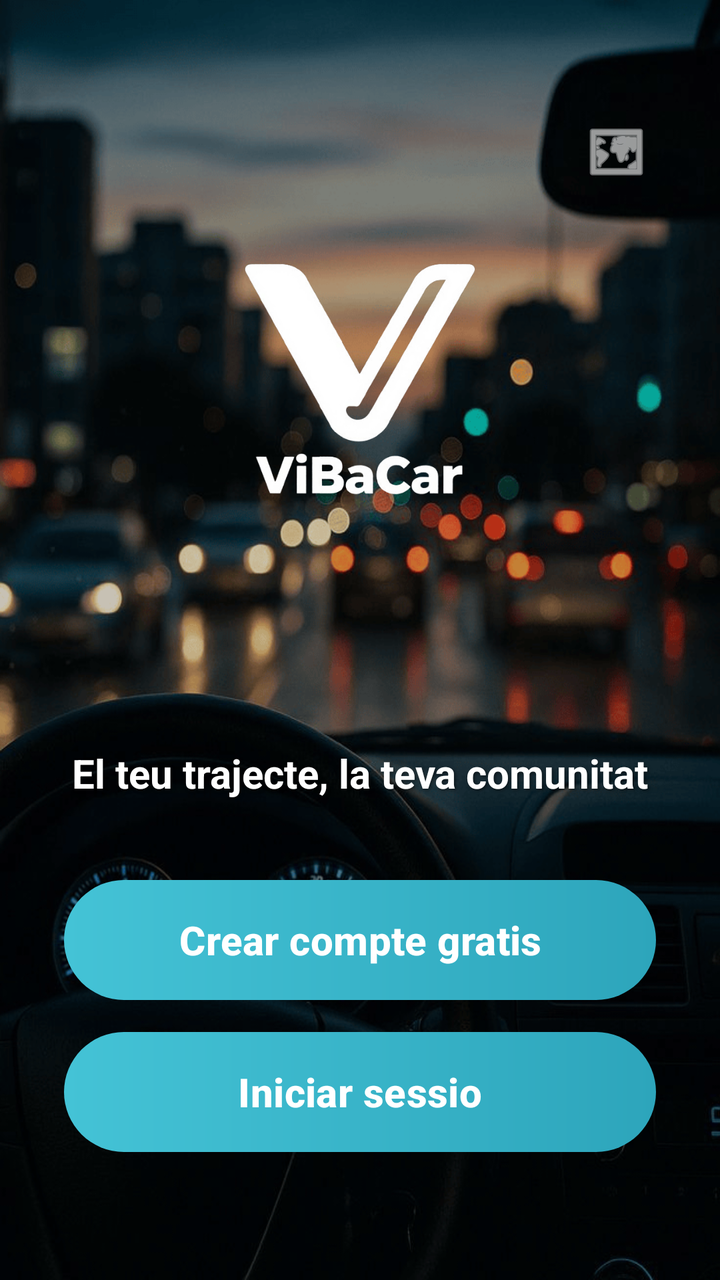
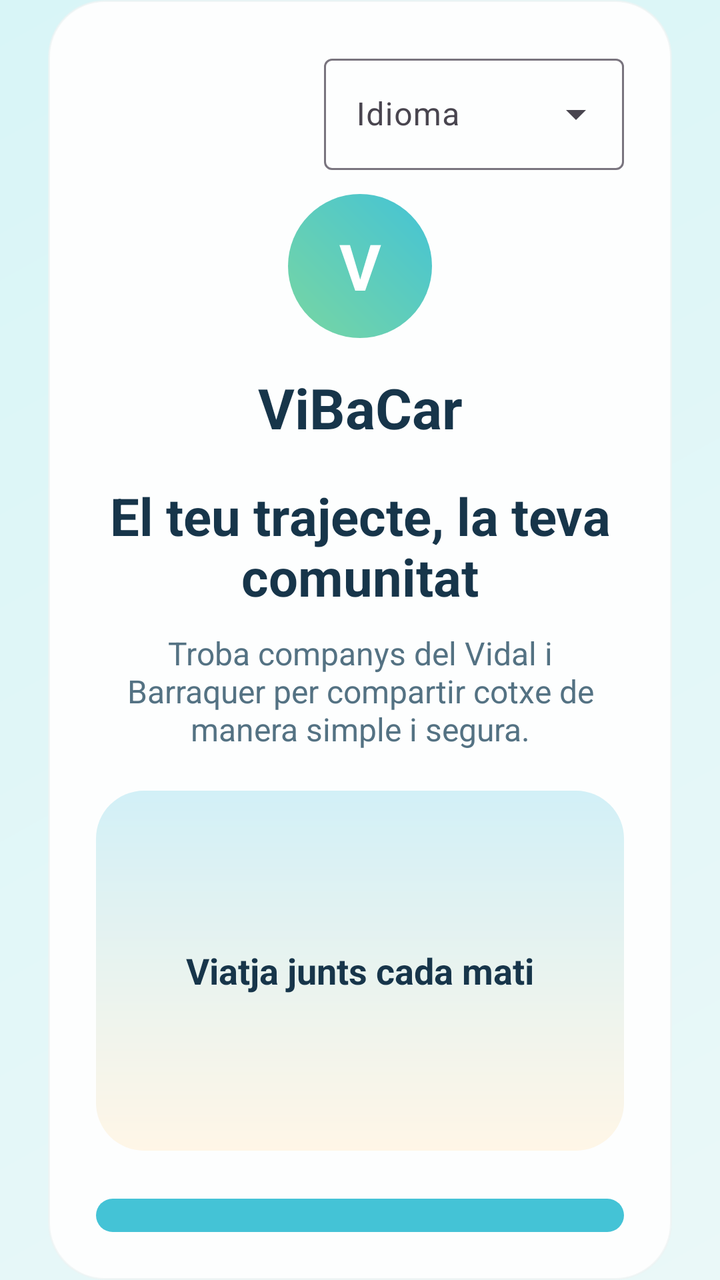

Two renders of the same Android screen: before a commit and after it. Below are the layout's source before the change and the commit's diff.
<!-- AndroidManifest.xml: application theme Theme.ViBaCar -->
<!-- res/layout/activity_pantalla_benvinguda.xml -->
<?xml version="1.0" encoding="utf-8"?>
<androidx.constraintlayout.widget.ConstraintLayout xmlns:android="http://schemas.android.com/apk/res/android"
    xmlns:app="http://schemas.android.com/apk/res-auto"
    android:layout_width="match_parent"
    android:layout_height="match_parent"
    android:background="@drawable/pantalla_benvinguda">

    
    <View
        android:layout_width="match_parent"
        android:layout_height="match_parent"
        android:background="#33000000" />

    
    <ImageButton
        android:id="@+id/botoIdioma"
        android:layout_width="56dp"
        android:layout_height="56dp"
        android:layout_marginTop="48dp"
        android:layout_marginEnd="24dp"
        android:background="?attr/selectableItemBackgroundBorderless"
        android:contentDescription="@string/selecciona_idioma"
        android:padding="12dp"
        android:scaleType="fitCenter"
        android:src="@android:drawable/ic_menu_mapmode"
        app:layout_constraintEnd_toEndOf="parent"
        app:layout_constraintTop_toTopOf="parent"
        app:tint="@color/color_text_clar" />

    
    <ImageView
        android:id="@+id/imgLogo"
        android:layout_width="140dp"
        android:layout_height="140dp"
        android:layout_marginTop="120dp"
        android:contentDescription="@string/app_name"
        android:src="@drawable/logo"
        app:layout_constraintEnd_toEndOf="parent"
        app:layout_constraintStart_toStartOf="parent"
        app:layout_constraintTop_toTopOf="parent" />

    
    <LinearLayout
        android:id="@+id/contenidorPrincipal"
        android:layout_width="0dp"
        android:layout_height="wrap_content"
        android:layout_marginHorizontal="32dp"
        android:layout_marginBottom="64dp"
        android:orientation="vertical"
        app:layout_constraintBottom_toBottomOf="parent"
        app:layout_constraintEnd_toEndOf="parent"
        app:layout_constraintStart_toStartOf="parent">

        <TextView
            android:id="@+id/txtBenvinguda"
            android:layout_width="match_parent"
            android:layout_height="wrap_content"
            android:layout_marginBottom="40dp"
            android:gravity="center"
            android:text="@string/benvinguda_titol"
            android:textColor="@color/color_text_clar"
            android:textSize="20sp"
            android:textStyle="bold"
            android:shadowColor="#80000000"
            android:shadowDx="2"
            android:shadowDy="2"
            android:shadowRadius="4"/>

        <com.google.android.material.button.MaterialButton
            android:id="@+id/botoCrearCompte"
            android:layout_width="match_parent"
            android:layout_height="60dp"
            android:background="@drawable/fons_boto_principal"
            android:text="@string/boto_crear_compte_gratis"
            android:textAllCaps="false"
            android:textColor="@color/color_text_clar"
            android:textSize="20sp"
            android:textStyle="bold"
            app:backgroundTint="@null" />

        <com.google.android.material.button.MaterialButton
            android:id="@+id/botoIniciarSessio"
            android:layout_width="match_parent"
            android:layout_height="60dp"
            android:layout_marginTop="16dp"
            android:background="@drawable/fons_boto_principal"
            android:text="@string/boto_iniciar_sessio"
            android:textAllCaps="false"
            android:textColor="@color/color_text_clar"
            android:textSize="20sp"
            android:textStyle="bold"
            app:backgroundTint="@null" />

    </LinearLayout>

</androidx.constraintlayout.widget.ConstraintLayout>
<!-- resources referenced by this layout -->
<resources>
  <color name="color_text_clar">#FFFFFF</color>
  <!-- drawable fons_boto_principal (drawable) -->
  <?xml version="1.0" encoding="utf-8"?>
  <shape xmlns:android="http://schemas.android.com/apk/res/android">
      <gradient
          android:angle="0"
          android:endColor="@color/color_principal_fosc"
          android:startColor="@color/color_principal" />
      <corners android:radius="30dp" />
  </shape>
  <!-- drawable logo: png bitmap (drawable, 84299 bytes) -->
  <!-- drawable pantalla_benvinguda: png bitmap (drawable, 237245 bytes) -->
  <string name="app_name">ViBaCar</string>
  <string name="benvinguda_titol">El teu trajecte, la teva comunitat</string>
  <string name="boto_crear_compte_gratis">Crear compte gratis</string>
  <string name="boto_iniciar_sessio">Iniciar sessio</string>
  <string name="selecciona_idioma">Idioma</string>
  <style name="Theme.ViBaCar" parent="Base.Theme.ViBaCar" />
  <color name="color_principal_fosc">#2DA5BB</color>
  <color name="color_principal">#44C3D6</color>
  <style name="Base.Theme.ViBaCar" parent="Theme.Material3.Light.NoActionBar">
          <item name="colorPrimary">@color/color_principal</item>
          <item name="colorOnPrimary">@color/color_text_clar</item>
          <item name="colorSecondary">@color/color_secundari</item>
          <item name="android:statusBarColor">@android:color/transparent</item>
          <item name="android:navigationBarColor">@color/color_fons</item>
          <item name="android:windowLightStatusBar">true</item>
          <item name="android:windowBackground">@color/color_fons</item>
      </style>
  <color name="color_secundari">#78D6A2</color>
  <color name="color_fons">#EAF8F8</color>
</resources>

<!-- the commit's change to res/layout/activity_pantalla_benvinguda.xml (unified diff, before → after) -->
@@ -3,94 +3,107 @@
     xmlns:app="http://schemas.android.com/apk/res-auto"
     android:layout_width="match_parent"
     android:layout_height="match_parent"
-    android:background="@drawable/pantalla_benvinguda">
+    android:background="@drawable/fons_pantalla">
 
-    
-    <View
-        android:layout_width="match_parent"
-        android:layout_height="match_parent"
-        android:background="#33000000" />
-
-    
-    <ImageButton
-        android:id="@+id/botoIdioma"
-        android:layout_width="56dp"
-        android:layout_height="56dp"
-        android:layout_marginTop="48dp"
-        android:layout_marginEnd="24dp"
-        android:background="?attr/selectableItemBackgroundBorderless"
-        android:contentDescription="@string/selecciona_idioma"
-        android:padding="12dp"
-        android:scaleType="fitCenter"
-        android:src="@android:drawable/ic_menu_mapmode"
-        app:layout_constraintEnd_toEndOf="parent"
-        app:layout_constraintTop_toTopOf="parent"
-        app:tint="@color/color_text_clar" />
-
-    
-    <ImageView
-        android:id="@+id/imgLogo"
-        android:layout_width="140dp"
-        android:layout_height="140dp"
-        android:layout_marginTop="120dp"
-        android:contentDescription="@string/app_name"
-        android:src="@drawable/logo"
-        app:layout_constraintEnd_toEndOf="parent"
-        app:layout_constraintStart_toStartOf="parent"
-        app:layout_constraintTop_toTopOf="parent" />
-
-    
     <LinearLayout
         android:id="@+id/contenidorPrincipal"
         android:layout_width="0dp"
         android:layout_height="wrap_content"
-        android:layout_marginHorizontal="32dp"
-        android:layout_marginBottom="64dp"
+        android:layout_margin="24dp"
+        android:background="@drawable/fons_targeta"
+        android:elevation="8dp"
         android:orientation="vertical"
+        android:padding="24dp"
         app:layout_constraintBottom_toBottomOf="parent"
         app:layout_constraintEnd_toEndOf="parent"
-        app:layout_constraintStart_toStartOf="parent">
+        app:layout_constraintStart_toStartOf="parent"
+        app:layout_constraintTop_toTopOf="parent">
+
+        <com.google.android.material.textfield.TextInputLayout
+            android:id="@+id/layoutIdioma"
+            style="@style/Widget.Material3.TextInputLayout.OutlinedBox.ExposedDropdownMenu"
+            android:layout_width="150dp"
+            android:layout_height="wrap_content"
+            android:layout_gravity="end"
+            android:hint="@string/selecciona_idioma">
+
+            <com.google.android.material.textfield.MaterialAutoCompleteTextView
+                android:id="@+id/campIdioma"
+                android:layout_width="match_parent"
+                android:layout_height="wrap_content"
+                android:inputType="none" />
+        </com.google.android.material.textfield.TextInputLayout>
 
         <TextView
-            android:id="@+id/txtBenvinguda"
+            android:id="@+id/txtLogo"
+            android:layout_width="72dp"
+            android:layout_height="72dp"
+            android:layout_gravity="center_horizontal"
+            android:layout_marginTop="12dp"
+            android:background="@drawable/fons_avatar"
+            android:gravity="center"
+            android:text="V"
+            android:textColor="@color/color_text_clar"
+            android:textSize="32sp"
+            android:textStyle="bold" />
+
+        <TextView
             android:layout_width="match_parent"
             android:layout_height="wrap_content"
-            android:layout_marginBottom="40dp"
+            android:layout_marginTop="16dp"
+            android:gravity="center"
+            android:text="@string/nom_marca"
+            android:textColor="@color/color_text_principal"
+            android:textSize="28sp"
+            android:textStyle="bold" />
+
+        <TextView
+            android:layout_width="match_parent"
+            android:layout_height="wrap_content"
+            android:layout_marginTop="18dp"
             android:gravity="center"
             android:text="@string/benvinguda_titol"
-            android:textColor="@color/color_text_clar"
-            android:textSize="20sp"
-            android:textStyle="bold"
-            android:shadowColor="#80000000"
-            android:shadowDx="2"
-            android:shadowDy="2"
-            android:shadowRadius="4"/>
+            android:textColor="@color/color_text_principal"
+            android:textSize="26sp"
+            android:textStyle="bold" />
+
+        <TextView
+            android:layout_width="match_parent"
+            android:layout_height="wrap_content"
+            android:layout_marginTop="10dp"
+            android:gravity="center"
+            android:text="@string/benvinguda_subtitol"
+            android:textColor="@color/color_text_secundari"
+            android:textSize="16sp" />
+
+        <TextView
+            android:layout_width="match_parent"
+            android:layout_height="180dp"
+            android:layout_marginTop="20dp"
+            android:background="@drawable/fons_mapa"
+            android:gravity="center"
+            android:text="@string/benvinguda_ilustracio"
+            android:textColor="@color/color_text_principal"
+            android:textSize="18sp"
+            android:textStyle="bold" />
 
         <com.google.android.material.button.MaterialButton
             android:id="@+id/botoCrearCompte"
             android:layout_width="match_parent"
-            android:layout_height="60dp"
+            android:layout_height="wrap_content"
+            android:layout_marginTop="24dp"
             android:background="@drawable/fons_boto_principal"
             android:text="@string/boto_crear_compte_gratis"
-            android:textAllCaps="false"
-            android:textColor="@color/color_text_clar"
-            android:textSize="20sp"
-            android:textStyle="bold"
-            app:backgroundTint="@null" />
+            android:textColor="@color/color_text_clar" />
 
         <com.google.android.material.button.MaterialButton
             android:id="@+id/botoIniciarSessio"
             android:layout_width="match_parent"
-            android:layout_height="60dp"
-            android:layout_marginTop="16dp"
-            android:background="@drawable/fons_boto_principal"
+            android:layout_height="wrap_content"
+            android:layout_marginTop="12dp"
+            android:background="@drawable/fons_boto_secundari"
             android:text="@string/boto_iniciar_sessio"
-            android:textAllCaps="false"
-            android:textColor="@color/color_text_clar"
-            android:textSize="20sp"
-            android:textStyle="bold"
-            app:backgroundTint="@null" />
-
+            android:textColor="@color/color_text_clar" />
     </LinearLayout>
 
 </androidx.constraintlayout.widget.ConstraintLayout>
<!-- resource entries referenced after the edit -->
@@ -1,6 +1,16 @@
 <!-- resources referenced by this layout -->
 <resources>
   <color name="color_text_clar">#FFFFFF</color>
+  <color name="color_text_principal">#17354A</color>
+  <color name="color_text_secundari">#547283</color>
+  <!-- drawable fons_avatar (drawable) -->
+  <?xml version="1.0" encoding="utf-8"?>
+  <shape xmlns:android="http://schemas.android.com/apk/res/android" android:shape="oval">
+      <gradient
+          android:angle="45"
+          android:endColor="@color/color_principal"
+          android:startColor="@color/color_secundari" />
+  </shape>
   <!-- drawable fons_boto_principal (drawable) -->
   <?xml version="1.0" encoding="utf-8"?>
   <shape xmlns:android="http://schemas.android.com/apk/res/android">
@@ -10,15 +20,51 @@
           android:startColor="@color/color_principal" />
       <corners android:radius="30dp" />
   </shape>
-  <!-- drawable logo: png bitmap (drawable, 84299 bytes) -->
-  <!-- drawable pantalla_benvinguda: png bitmap (drawable, 237245 bytes) -->
-  <string name="app_name">ViBaCar</string>
+  <!-- drawable fons_boto_secundari (drawable) -->
+  <?xml version="1.0" encoding="utf-8"?>
+  <shape xmlns:android="http://schemas.android.com/apk/res/android">
+      <gradient
+          android:angle="0"
+          android:endColor="@color/color_secundari_fosc"
+          android:startColor="@color/color_secundari" />
+      <corners android:radius="30dp" />
+  </shape>
+  <!-- drawable fons_mapa (drawable) -->
+  <?xml version="1.0" encoding="utf-8"?>
+  <shape xmlns:android="http://schemas.android.com/apk/res/android">
+      <gradient
+          android:angle="90"
+          android:endColor="#D2F0F7"
+          android:startColor="#FFF6E7" />
+      <corners android:radius="24dp" />
+  </shape>
+  <!-- drawable fons_pantalla (drawable) -->
+  <?xml version="1.0" encoding="utf-8"?>
+  <shape xmlns:android="http://schemas.android.com/apk/res/android">
+      <gradient
+          android:angle="315"
+          android:endColor="@color/color_fons"
+          android:startColor="#D8F5F7" />
+  </shape>
+  <!-- drawable fons_targeta (drawable) -->
+  <?xml version="1.0" encoding="utf-8"?>
+  <shape xmlns:android="http://schemas.android.com/apk/res/android">
+      <solid android:color="@color/color_targeta" />
+      <corners android:radius="28dp" />
+      <stroke
+          android:width="1dp"
+          android:color="#AAEDF4F4" />
+  </shape>
+  <string name="benvinguda_ilustracio">Viatja junts cada mati</string>
+  <string name="benvinguda_subtitol">Troba companys del Vidal i Barraquer per compartir cotxe de manera simple i segura.</string>
   <string name="benvinguda_titol">El teu trajecte, la teva comunitat</string>
   <string name="boto_crear_compte_gratis">Crear compte gratis</string>
   <string name="boto_iniciar_sessio">Iniciar sessio</string>
+  <string name="nom_marca">ViBaCar</string>
   <string name="selecciona_idioma">Idioma</string>
   <style name="Theme.ViBaCar" parent="Base.Theme.ViBaCar" />
   <color name="color_principal_fosc">#2DA5BB</color>
+  <color name="color_secundari_fosc">#58BB84</color>
   <color name="color_principal">#44C3D6</color>
   <style name="Base.Theme.ViBaCar" parent="Theme.Material3.Light.NoActionBar">
           <item name="colorPrimary">@color/color_principal</item>
@@ -31,5 +77,6 @@
       </style>
   <color name="color_secundari">#78D6A2</color>
   <color name="color_fons">#EAF8F8</color>
+  <color name="color_targeta">#FDFEFE</color>
 </resources>
 
